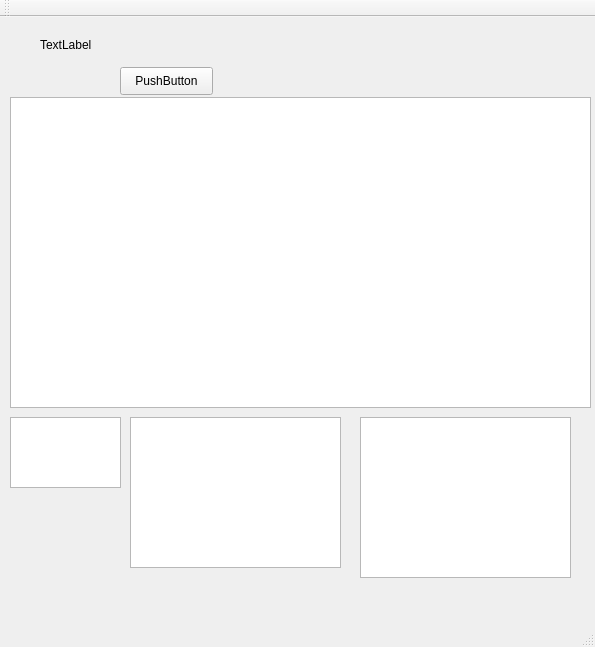
This is mainwindow.ui in arackaf/booklist-desktop as Qt 5 draws it before an edit. The edited form follows.
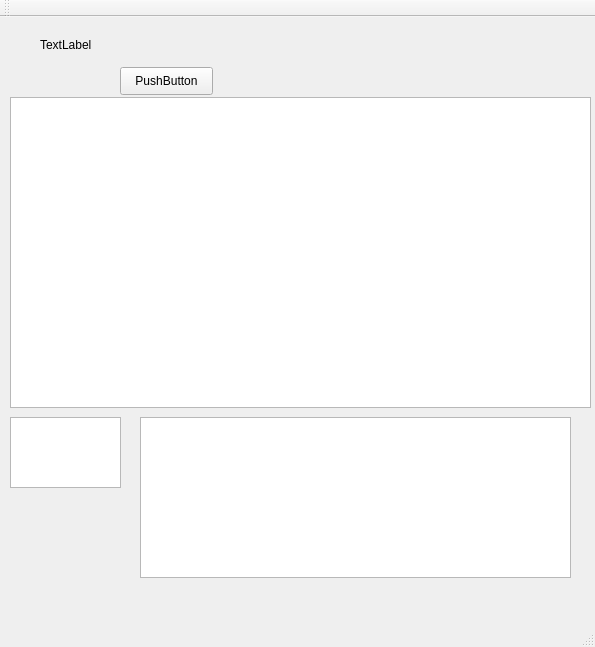
This is the edited form.

Commit message: delegate overriding for height

```diff
--- a/mainwindow.ui
+++ b/mainwindow.ui
@@ -63,23 +63,13 @@
    <widget class="QListView" name="listView">
     <property name="geometry">
      <rect>
-      <x>360</x>
+      <x>140</x>
       <y>400</y>
-      <width>211</width>
+      <width>431</width>
       <height>161</height>
      </rect>
     </property>
    </widget>
-   <widget class="QListWidget" name="listWidget">
-    <property name="geometry">
-     <rect>
-      <x>130</x>
-      <y>400</y>
-      <width>211</width>
-      <height>151</height>
-     </rect>
-    </property>
-   </widget>
   </widget>
   <widget class="QMenuBar" name="menuBar">
    <property name="geometry">
```
The commit also changes 1 other file.
